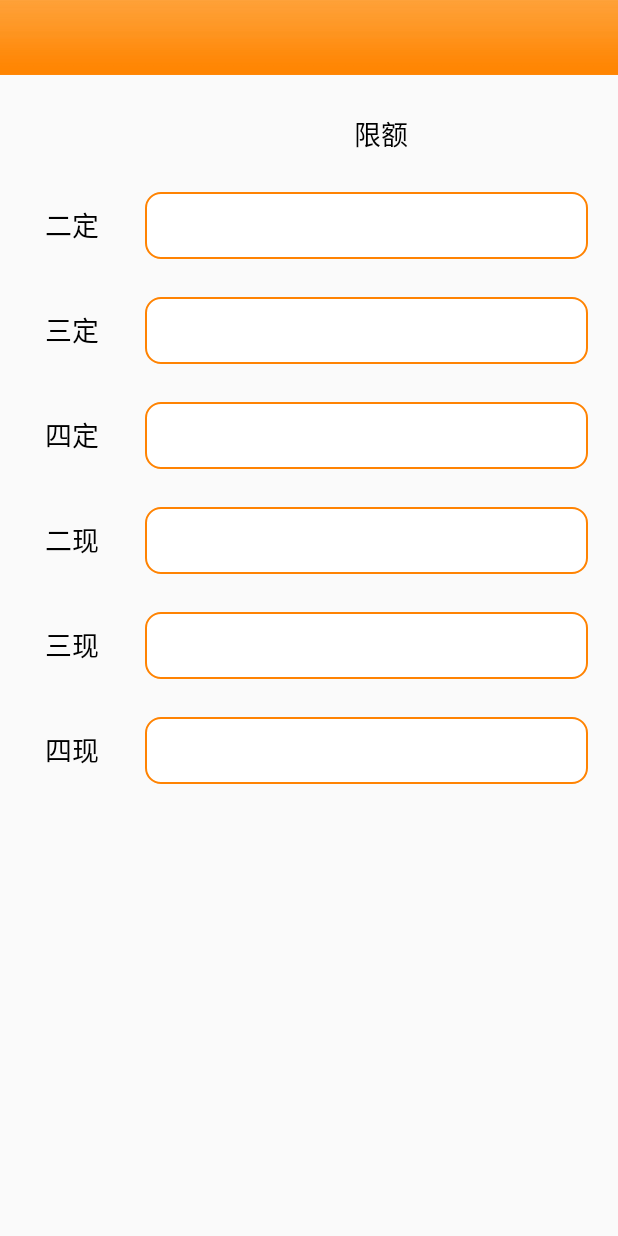
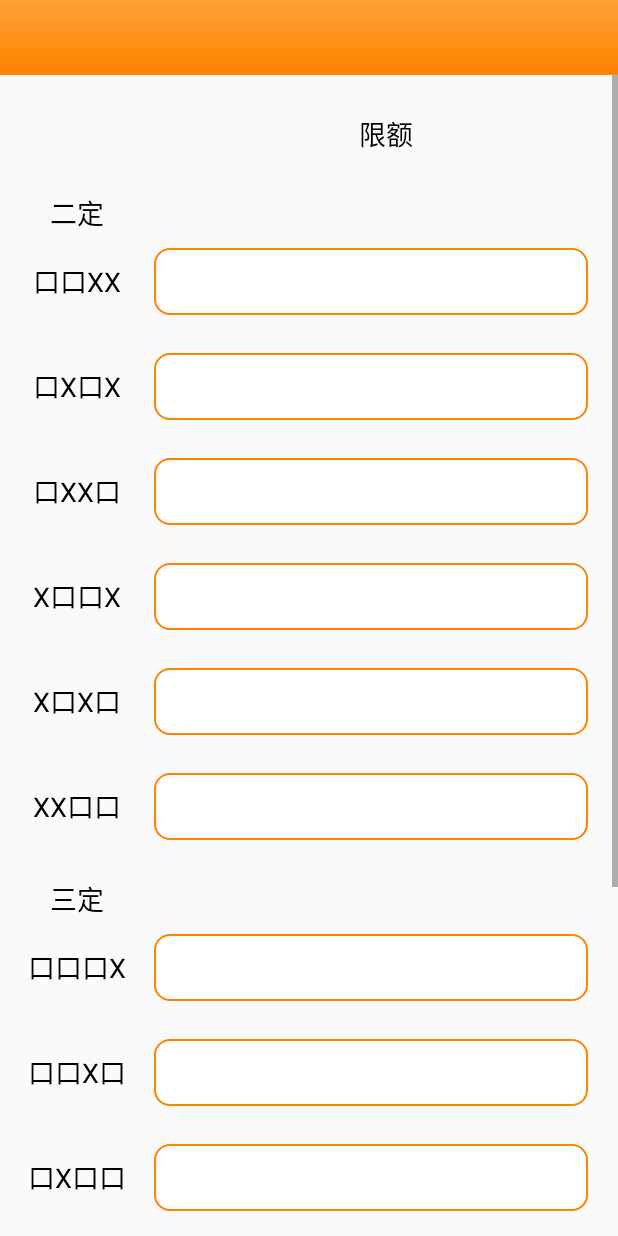
Before and after one commit to smapley/guanLiDuan, an Android app: the layout activity_my_he_zhuang.xml on its own in the app's theme, with its tools: preview values and no code run, on a phone screen of 412 x 824 dp. Run offline under Robolectric (Android 15) with nearby library versions, the phone set to English and light mode, and no system bars.

Commit message:
修改合庄

```diff
--- a/app/src/main/res/layout/activity_my_he_zhuang.xml
+++ b/app/src/main/res/layout/activity_my_he_zhuang.xml
@@ -13,7 +13,7 @@
         <TableLayout
             android:layout_width="match_parent"
             android:layout_height="match_parent"
-            android:stretchColumns="0,1">
+            android:stretchColumns="1">
 
             <TableRow android:layout_marginTop="@dimen/login_marginTop">
 
@@ -26,6 +26,7 @@
                     android:textSize="@dimen/tag_textsize" />
             </TableRow>
 
+
             <TableRow android:layout_marginTop="@dimen/login_marginTop">
 
                 <TextView
@@ -34,18 +35,87 @@
                     android:textColor="@color/black"
                     android:textSize="@dimen/tag_textsize" />
 
+                <TextView />
+            </TableRow>
+
+            <TableRow android:layout_marginTop="10dp">
+
+                <TextView
+                    android:gravity="center"
+                    android:text="    口口XX    "
+                    android:textColor="@color/black"
+                    android:textSize="@dimen/tag_textsize" />
+
                 <EditText
-                    android:id="@+id/zhuang_item1"
-                    android:layout_width="match_parent"
-                    android:layout_height="wrap_content"
-                    android:background="@drawable/textview_circle2s"
-                    android:ems="11"
-                    android:paddingBottom="10dp"
-                    android:paddingLeft="20dp"
-                    android:paddingTop="10dp"
-                    android:layout_marginRight="20dp"
-                    android:textCursorDrawable="@color/chengse" />
+                    android:id="@+id/zhuang_item11"
+                    style="@style/myhezhuang_editext" />
             </TableRow>
+
+            <TableRow android:layout_marginTop="@dimen/login_marginTop">
+
+                <TextView
+                    android:gravity="center"
+                    android:text="    口X口X    "
+                    android:textColor="@color/black"
+                    android:textSize="@dimen/tag_textsize" />
+
+                <EditText
+                    android:id="@+id/zhuang_item12"
+                    style="@style/myhezhuang_editext" />
+            </TableRow>
+
+            <TableRow android:layout_marginTop="@dimen/login_marginTop">
+
+                <TextView
+                    android:gravity="center"
+                    android:text="    口XX口    "
+                    android:textColor="@color/black"
+                    android:textSize="@dimen/tag_textsize" />
+
+                <EditText
+                    android:id="@+id/zhuang_item13"
+                    style="@style/myhezhuang_editext" />
+            </TableRow>
+
+            <TableRow android:layout_marginTop="@dimen/login_marginTop">
+
+                <TextView
+                    android:gravity="center"
+                    android:text="    X口口X    "
+                    android:textColor="@color/black"
+                    android:textSize="@dimen/tag_textsize" />
+
+                <EditText
+                    android:id="@+id/zhuang_item14"
+                    style="@style/myhezhuang_editext" />
+            </TableRow>
+
+            <TableRow android:layout_marginTop="@dimen/login_marginTop">
+
+                <TextView
+                    android:gravity="center"
+                    android:text="    X口X口    "
+                    android:textColor="@color/black"
+                    android:textSize="@dimen/tag_textsize" />
+
+                <EditText
+                    android:id="@+id/zhuang_item15"
+                    style="@style/myhezhuang_editext" />
+            </TableRow>
+
+            <TableRow android:layout_marginTop="@dimen/login_marginTop">
+
+                <TextView
+                    android:gravity="center"
+                    android:text="    XX口口    "
+                    android:textColor="@color/black"
+                    android:textSize="@dimen/tag_textsize" />
+
+                <EditText
+                    android:id="@+id/zhuang_item16"
+                    style="@style/myhezhuang_editext" />
+            </TableRow>
+
             <TableRow android:layout_marginTop="@dimen/login_marginTop">
 
                 <TextView
@@ -54,18 +124,61 @@
                     android:textColor="@color/black"
                     android:textSize="@dimen/tag_textsize" />
 
+                <TextView />
+            </TableRow>
+
+            <TableRow android:layout_marginTop="10dp">
+
+                <TextView
+                    android:gravity="center"
+                    android:text="    口口口X    "
+                    android:textColor="@color/black"
+                    android:textSize="@dimen/tag_textsize" />
+
                 <EditText
-                    android:id="@+id/zhuang_item2"
-                    android:layout_width="match_parent"
-                    android:layout_height="wrap_content"
-                    android:background="@drawable/textview_circle2s"
-                    android:ems="11"
-                    android:paddingBottom="10dp"
-                    android:paddingLeft="20dp"
-                    android:paddingTop="10dp"
-                    android:layout_marginRight="20dp"
-                    android:textCursorDrawable="@color/chengse" />
+                    android:id="@+id/zhuang_item21"
+                    style="@style/myhezhuang_editext" />
             </TableRow>
+
+            <TableRow android:layout_marginTop="@dimen/login_marginTop">
+
+                <TextView
+                    android:gravity="center"
+                    android:text="    口口X口    "
+                    android:textColor="@color/black"
+                    android:textSize="@dimen/tag_textsize" />
+
+                <EditText
+                    android:id="@+id/zhuang_item22"
+                    style="@style/myhezhuang_editext" />
+            </TableRow>
+
+            <TableRow android:layout_marginTop="@dimen/login_marginTop">
+
+                <TextView
+                    android:gravity="center"
+                    android:text="    口X口口    "
+                    android:textColor="@color/black"
+                    android:textSize="@dimen/tag_textsize" />
+
+                <EditText
+                    android:id="@+id/zhuang_item23"
+                    style="@style/myhezhuang_editext" />
+            </TableRow>
+
+            <TableRow android:layout_marginTop="@dimen/login_marginTop">
+
+                <TextView
+                    android:gravity="center"
+                    android:text="    X口口口    "
+                    android:textColor="@color/black"
+                    android:textSize="@dimen/tag_textsize" />
+
+                <EditText
+                    android:id="@+id/zhuang_item24"
+                    style="@style/myhezhuang_editext" />
+            </TableRow>
+
             <TableRow android:layout_marginTop="@dimen/login_marginTop">
 
                 <TextView
@@ -76,16 +189,9 @@
 
                 <EditText
                     android:id="@+id/zhuang_item3"
-                    android:layout_width="match_parent"
-                    android:layout_height="wrap_content"
-                    android:background="@drawable/textview_circle2s"
-                    android:ems="11"
-                    android:paddingBottom="10dp"
-                    android:paddingLeft="20dp"
-                    android:paddingTop="10dp"
-                    android:layout_marginRight="20dp"
-                    android:textCursorDrawable="@color/chengse" />
+                    style="@style/myhezhuang_editext" />
             </TableRow>
+
             <TableRow android:layout_marginTop="@dimen/login_marginTop">
 
                 <TextView
@@ -96,16 +202,9 @@
 
                 <EditText
                     android:id="@+id/zhuang_item4"
-                    android:layout_width="match_parent"
-                    android:layout_height="wrap_content"
-                    android:background="@drawable/textview_circle2s"
-                    android:ems="11"
-                    android:paddingBottom="10dp"
-                    android:paddingLeft="20dp"
-                    android:paddingTop="10dp"
-                    android:layout_marginRight="20dp"
-                    android:textCursorDrawable="@color/chengse" />
+                    style="@style/myhezhuang_editext" />
             </TableRow>
+
             <TableRow android:layout_marginTop="@dimen/login_marginTop">
 
                 <TextView
@@ -116,16 +215,9 @@
 
                 <EditText
                     android:id="@+id/zhuang_item5"
-                    android:layout_width="match_parent"
-                    android:layout_height="wrap_content"
-                    android:background="@drawable/textview_circle2s"
-                    android:ems="11"
-                    android:paddingBottom="10dp"
-                    android:paddingLeft="20dp"
-                    android:paddingTop="10dp"
-                    android:layout_marginRight="20dp"
-                    android:textCursorDrawable="@color/chengse" />
+                    style="@style/myhezhuang_editext" />
             </TableRow>
+
             <TableRow android:layout_marginTop="@dimen/login_marginTop">
 
                 <TextView
@@ -136,15 +228,7 @@
 
                 <EditText
                     android:id="@+id/zhuang_item6"
-                    android:layout_width="match_parent"
-                    android:layout_height="wrap_content"
-                    android:background="@drawable/textview_circle2s"
-                    android:ems="11"
-                    android:paddingBottom="10dp"
-                    android:paddingLeft="20dp"
-                    android:paddingTop="10dp"
-                    android:layout_marginRight="20dp"
-                    android:textCursorDrawable="@color/chengse" />
+                    style="@style/myhezhuang_editext" />
             </TableRow>
         </TableLayout>
     </ScrollView>
--- a/app/src/main/res/layout/fragment_set.xml
+++ b/app/src/main/res/layout/fragment_set.xml
@@ -36,7 +36,7 @@
                 android:layout_height="50dp"
                 android:gravity="center_vertical"
                 android:paddingLeft="20dp"
-                android:text="我的合庄"
+                android:text="拦码"
                 android:textSize="18sp"
                 android:textStyle="bold" />
 
--- a/app/src/main/res/values/styles.xml
+++ b/app/src/main/res/values/styles.xml
@@ -62,4 +62,28 @@
     <style name="AppTheme.AppBarOverlay" parent="ThemeOverlay.AppCompat.Dark.ActionBar" />
 
     <style name="AppTheme.PopupOverlay" parent="ThemeOverlay.AppCompat.Light" />
+
+    <style name="myhezhuang_editext">
+        <item name="android:layout_width">match_parent</item>
+        <item name="android:layout_height">wrap_content</item>
+        <item name="android:layout_marginRight">20dp</item>
+        <item name="android:layout_weight">1</item>
+        <item name="android:background">@drawable/textview_circle2s</item>
+        <item name="android:maxLength">4</item>
+        <item name="android:padding">10dp</item>
+        <item name="android:gravity">left</item>
+        <item name="android:inputType">number</item>
+        <item name="android:textCursorDrawable">@color/chengse</item>
+    </style>
+
+    <style name="myhezhuang_text">
+        <item name="android:layout_width">match_parent</item>
+        <item name="android:layout_height">wrap_content</item>
+        <item name="android:layout_marginRight">10dp</item>
+        <item name="android:gravity">center</item>
+        <item name="android:textColor">@color/black</item>
+        <item name="android:layout_weight">1</item>
+        <item name="android:textSize">@dimen/tag_textsize</item>
+        <item name="android:text">X</item>
+    </style>
 </resources>
```
Also changed, not shown: app/src/main/java/com/smapley/neibu/activity/MyHeZhuang.java (+67 -21 lines), app/src/main/java/com/smapley/neibu/http/params/UpdateGhzParams.java (+20 -3 lines), 5 other files.
